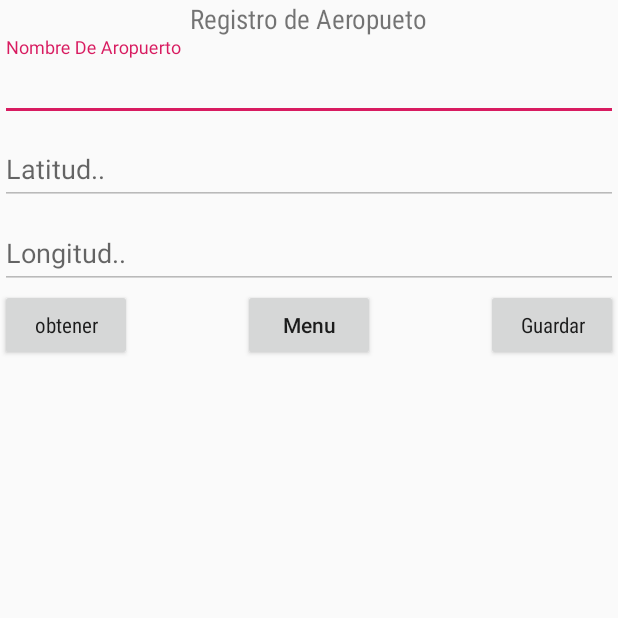
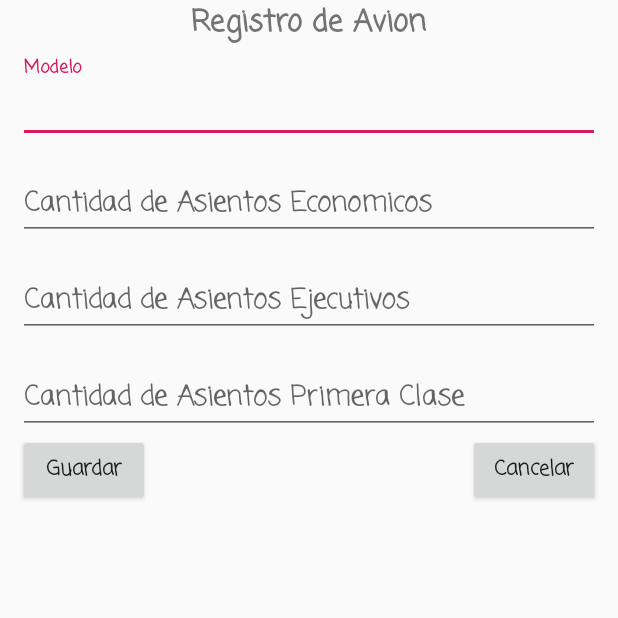
Before and after one commit to bortan01/Aerolinea, an Android app: the HomeRootActivity screen opened directly, with no data from a screen before it, after a tap on "REGISTRAR AVION", on a phone screen of 412 x 824 dp, the top half of it. Run offline under Robolectric (Android 15) with nearby library versions, the light colour scheme and no system bars; libraries missing offline, so code that uses them is left out: com.loopj.android, cz.msebera.android; 2 statements that could not run were skipped.

Commit message:
registro de avion

```diff
--- a/app/src/main/AndroidManifest.xml
+++ b/app/src/main/AndroidManifest.xml
@@ -36,7 +36,8 @@
 
         <activity
             android:name=".MapsActivity"
-            android:label="@string/title_activity_maps"></activity>
+            android:label="@string/title_activity_maps" />
+        <activity android:name=".RegistroAvionActivity"></activity>
     </application>
 
 </manifest>
--- a/app/src/main/java/e/miranda/aero/HomeRootActivity.java
+++ b/app/src/main/java/e/miranda/aero/HomeRootActivity.java
@@ -17,4 +17,9 @@ public class HomeRootActivity extends AppCompatActivity {
         Intent intent = new Intent(this,RegistroAeropuertoActivity.class).addFlags(Intent.FLAG_ACTIVITY_CLEAR_TOP | Intent.FLAG_ACTIVITY_SINGLE_TOP);
         startActivity(intent);
     }
+
+    public void crearAVion(View view) {
+        Intent intent = new Intent(this,RegistroAvionActivity.class).addFlags(Intent.FLAG_ACTIVITY_CLEAR_TOP | Intent.FLAG_ACTIVITY_SINGLE_TOP);
+        startActivity(intent);
+    }
 }
--- /dev/null
+++ b/app/src/main/java/e/miranda/aero/RegistroAvionActivity.java
@@ -0,0 +1,81 @@
+package e.miranda.aero;
+
+import android.app.ProgressDialog;
+import android.support.design.widget.TextInputLayout;
+import android.support.v7.app.AppCompatActivity;
+import android.os.Bundle;
+import android.view.View;
+import android.widget.EditText;
+
+import com.loopj.android.http.RequestParams;
+
+public class RegistroAvionActivity extends AppCompatActivity {
+
+    TextInputLayout modelo, primera, ejecutiva,economica;
+    conexion conexion;
+    ProgressDialog progress;
+    RequestParams parametros;
+
+    @Override
+    protected void onCreate(Bundle savedInstanceState) {
+        super.onCreate(savedInstanceState);
+        setContentView(R.layout.activity_registro_avion);
+        modelo = findViewById(R.id.modelo);
+        economica = findViewById(R.id.economicos);
+        primera =findViewById(R.id.primera);
+        ejecutiva = findViewById(R.id.ejecutivo);
+        conexion = new conexion(this);
+        parametros = new RequestParams();
+
+        progress = new ProgressDialog(this);
+        progress.setTitle("titulo");
+        progress.setMessage("espere...");
+        progress.setProgressStyle(ProgressDialog.STYLE_SPINNER);
+        progress.setCancelable(true);
+
+    }
+
+    public void guardarAvion(View view) {
+        if(modelo.getEditText().getText().toString().equals("")){
+            modelo.setError("ingrese el modelo");
+        }else if(economica.getEditText().getText().toString().equals("")){
+            economica.setError("ingrese los asientos Economicos");
+            modelo.setErrorEnabled(false);
+        }else if(ejecutiva.getEditText().getText().toString().equals("")){
+            ejecutiva.setError("digite los asientos Ejecutivos");
+            economica.setErrorEnabled(false);
+        }else if(primera.getEditText().getText().toString().equals("")){
+            primera.setError("digite los asientos de Primera");
+            ejecutiva.setErrorEnabled(false);
+        }else {
+
+
+            parametros.put("modelo" , modelo.getEditText().getText().toString());
+            parametros.put("economica",economica.getEditText().getText().toString());
+            parametros.put("ejecutiva",ejecutiva.getEditText().getText().toString());
+            parametros.put("primera",primera.getEditText().getText().toString());
+            parametros.put("accion", "guardarAvion");
+            conexion.escribir(parametros);
+
+            limpiar();
+        }
+    }
+
+    private void limpiar() {
+        modelo.getEditText().setText("");
+        economica.getEditText().setText("");
+        ejecutiva.getEditText().setText("");
+        primera.getEditText().setText("");
+
+        modelo.setError("");
+        economica.setError("");
+        ejecutiva.setError("");
+        primera.setError("");
+    }
+
+    public void Cancelar(View view) {
+      limpiar();
+    }
+
+
+}
--- a/app/src/main/res/layout/activity_home_root.xml
+++ b/app/src/main/res/layout/activity_home_root.xml
@@ -18,6 +18,7 @@
         android:layout_marginLeft="12sp"
         android:layout_marginRight="12sp"
         android:layout_marginTop="5sp"
+
         />
 
     <Button
@@ -26,7 +27,7 @@
         android:layout_height="wrap_content"
         android:text="@string/registrar_avion"
         android:theme="@style/RaisedButtonDark"
-        android:onClick="crearAerpuperto"
+        android:onClick="crearAVion"
         android:layout_below="@id/aeropuerto"
         android:layout_marginLeft="12sp"
         android:layout_marginRight="12sp"
--- /dev/null
+++ b/app/src/main/res/layout/activity_registro_avion.xml
@@ -0,0 +1,136 @@
+<?xml version="1.0" encoding="utf-8"?>
+<RelativeLayout
+    xmlns:android="http://schemas.android.com/apk/res/android"
+    xmlns:app="http://schemas.android.com/apk/res-auto"
+    xmlns:tools="http://schemas.android.com/tools"
+    android:layout_width="match_parent"
+    android:layout_height="match_parent"
+    tools:context=".RegistroAvionActivity">
+
+    <TextView
+        android:id="@+id/textView"
+        android:layout_width="wrap_content"
+        android:layout_height="wrap_content"
+        android:layout_alignParentTop="true"
+        android:layout_centerHorizontal="true"
+       android:text="@string/registro_avion"
+        android:textSize="20sp"
+        android:textStyle="bold"
+        android:fontFamily="casual"
+
+        />
+
+    <android.support.design.widget.TextInputLayout
+        android:layout_width="match_parent"
+        android:layout_height="wrap_content"
+        android:layout_alignParentStart="true"
+        android:layout_below="@id/textView"
+        android:layout_marginTop="5sp"
+        android:layout_marginRight="12sp"
+        android:layout_marginLeft="12sp"
+        android:id="@+id/modelo">
+
+        <android.support.design.widget.TextInputEditText
+            android:layout_width="match_parent"
+            android:layout_height="wrap_content"
+            android:hint="@string/modelo_avion"
+            android:textStyle="bold"
+            android:fontFamily="casual"      />
+    </android.support.design.widget.TextInputLayout>
+
+
+    <android.support.design.widget.TextInputLayout
+        android:layout_width="match_parent"
+        android:layout_height="wrap_content"
+        android:layout_alignParentStart="true"
+        android:layout_marginTop="5sp"
+        android:layout_marginRight="12sp"
+        android:layout_marginLeft="12sp"
+        android:layout_below="@id/modelo"
+        android:id="@+id/economicos">
+        <android.support.design.widget.TextInputEditText
+            android:layout_width="match_parent"
+            android:layout_height="wrap_content"
+            android:hint="@string/cantidad_economico"
+            android:textStyle="bold"
+            android:fontFamily="casual"
+            android:digits="0123456789"
+            android:inputType="number"
+            />
+    </android.support.design.widget.TextInputLayout>
+
+    <android.support.design.widget.TextInputLayout
+        android:layout_width="match_parent"
+        android:layout_height="wrap_content"
+        android:layout_alignParentStart="true"
+        android:layout_below="@id/economicos"
+        android:layout_marginTop="5sp"
+        android:layout_marginRight="12sp"
+        android:layout_marginLeft="12sp"
+        android:id="@+id/ejecutivo">
+        <android.support.design.widget.TextInputEditText
+            android:layout_width="match_parent"
+            android:layout_height="wrap_content"
+            android:hint="@string/cantidad_ejecutiva"
+            android:textStyle="bold"
+            android:fontFamily="casual"
+            android:digits="0123456789"
+            android:inputType="number"
+            />
+    </android.support.design.widget.TextInputLayout>
+
+    <android.support.design.widget.TextInputLayout
+        android:layout_width="match_parent"
+        android:layout_height="wrap_content"
+        android:layout_alignParentStart="true"
+        android:layout_below="@id/ejecutivo"
+        android:layout_marginTop="5sp"
+        android:layout_marginRight="12sp"
+        android:layout_marginLeft="12sp"
+        android:id="@+id/primera">
+        <android.support.design.widget.TextInputEditText
+            android:layout_width="match_parent"
+            android:layout_height="wrap_content"
+            android:hint="@string/cantidad_primera"
+            android:textStyle="bold"
+            android:fontFamily="casual"
+            android:digits="0123456789"
+            android:inputType="number"
+            />
+    </android.support.design.widget.TextInputLayout>
+
+
+    <Button
+        android:id="@+id/boton4"
+        android:layout_marginLeft="12sp"
+        android:layout_width="wrap_content"
+        android:layout_height="wrap_content"
+        android:layout_alignParentStart="true"
+        android:layout_below="@+id/primera"
+        android:onClick="guardarAvion"
+        android:text="@string/bonton_guardar"
+        android:textAllCaps="false"
+        android:textStyle="bold"
+        android:fontFamily="casual"
+        />
+
+    <Button
+        android:id="@+id/boton5"
+        android:layout_marginRight="12sp"
+        android:layout_width="wrap_content"
+        android:layout_height="wrap_content"
+        android:layout_alignParentEnd="true"
+        android:layout_below="@+id/primera"
+        android:onClick="Cancelar"
+        android:text="@string/boton_cancelar"
+        android:textAllCaps="false"
+        android:textStyle="bold"
+        android:fontFamily="casual"
+        />
+
+
+
+
+
+
+</RelativeLayout>
--- a/app/src/main/res/values/strings.xml
+++ b/app/src/main/res/values/strings.xml
@@ -31,5 +31,13 @@
     <string name="registro_aeropuerto">Registro de Aeropueto</string>
     <string name="nombre_aeropuerto">Nombre De Aropuerto</string>
     <string name="title_activity_maps">Map</string>
+    <string name="registro_avion">Registro de Avion</string>
+    <string name="modelo_avion">Modelo</string>
+    <string name="cantidad_economico">Cantidad de Asientos Economicos</string>
+    <string name="cantidad_ejecutiva">Cantidad de Asientos Ejecutivos</string>
+    <string name="cantidad_primera">Cantidad de Asientos Primera Clase</string>
+    <string name="bonton_guardar">Guardar</string>
+    <string name="boton_cancelar">Cancelar</string>
+    <string name="ingrese_modelo">Ingrese Modelo</string>
 
 </resources>
```
Also changed, not shown: 1 other file.
